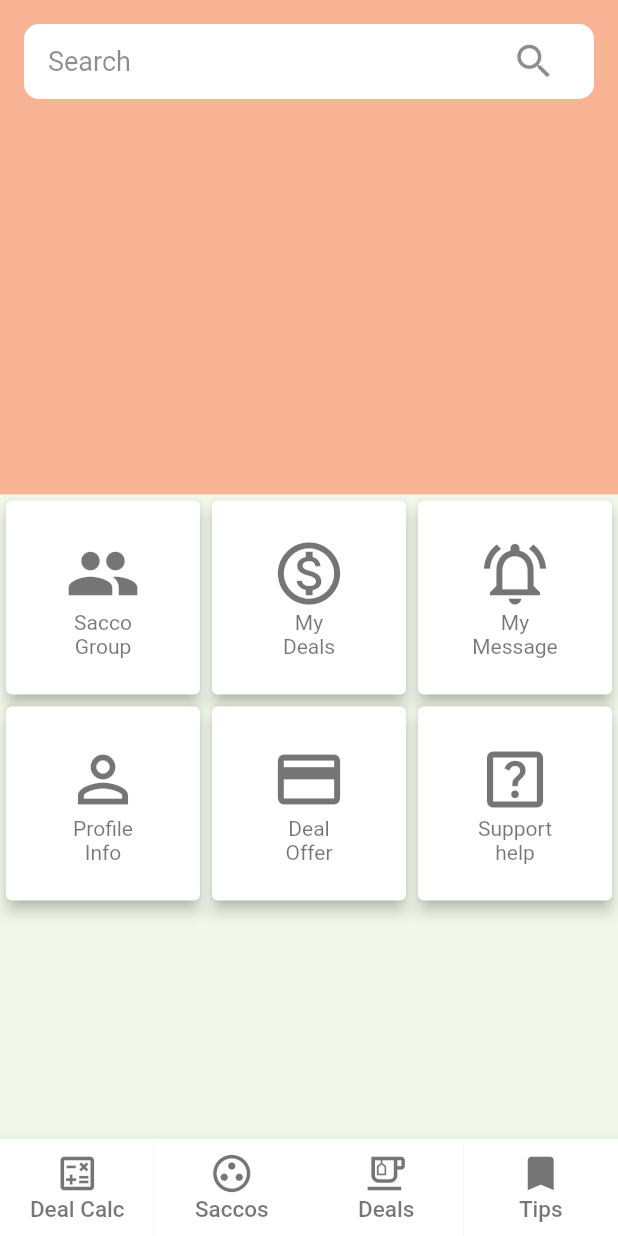
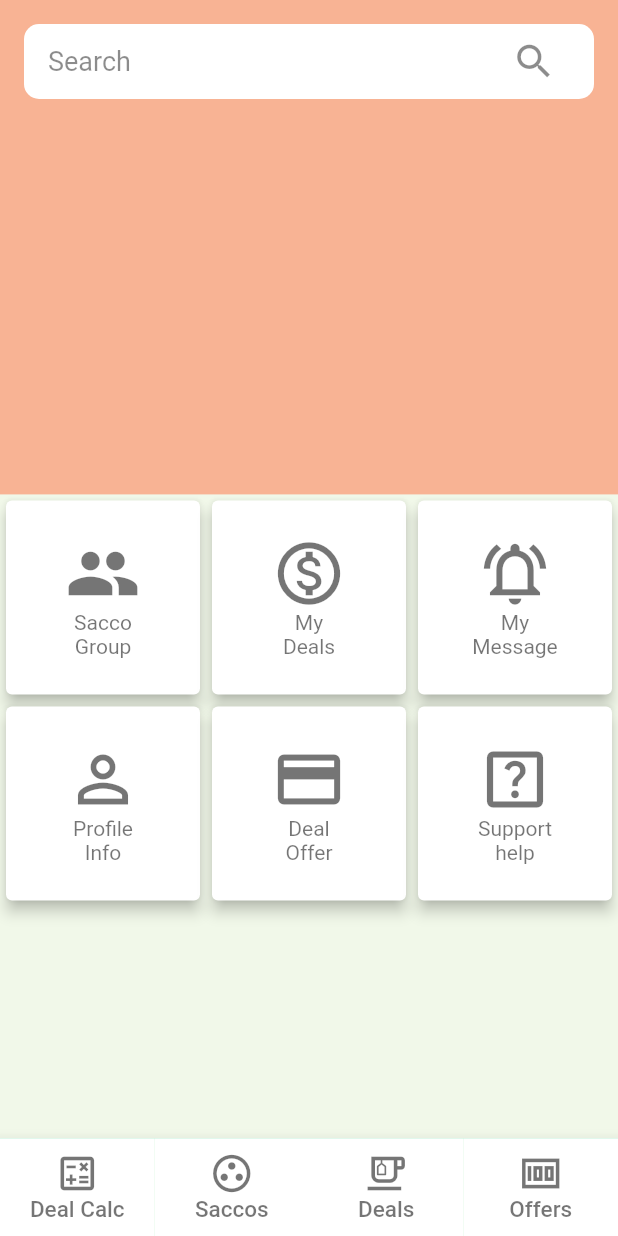
Before and after one commit to simonpojok/ideal, a Flutter app: the screen it shows after launch, on a phone screen of 412 x 824 dp. Run offline on Flutter 3.47's test engine with Material 2 defaults, Android fonts, the light colour scheme and no system bars; our stand-ins replace firebase_auth, firebase_core, flutter_rating_bar; accounts and stored records are empty.

Commit message:
changed icon on the dashboard

```diff
--- a/lib/src/screens/dashboard/DashboardScreen.dart
+++ b/lib/src/screens/dashboard/DashboardScreen.dart
@@ -101,8 +101,8 @@ class _DashboardScreenState extends State<DashboardScreen> {
               BottomNavigationButton(
                 isActive: false,
                 onTap: () {},
-                icon: Icons.bookmark,
-                label: "Tips",
+                icon: Icons.money_sharp,
+                label: "Offers",
               ),
             ],
           ),
```
